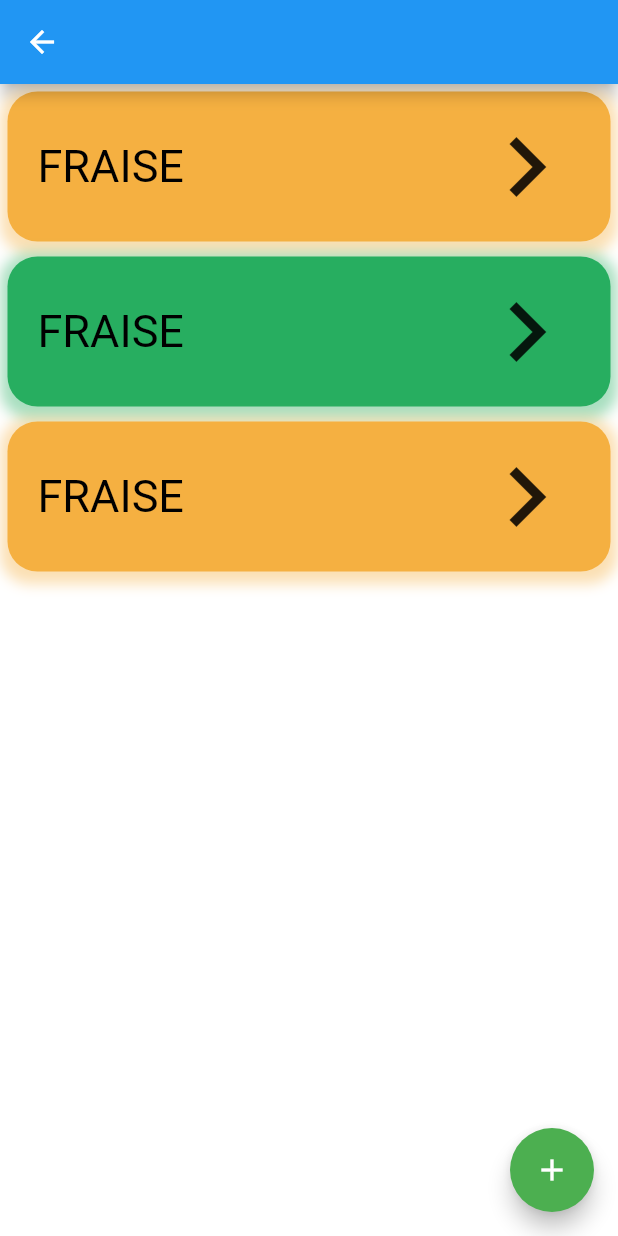
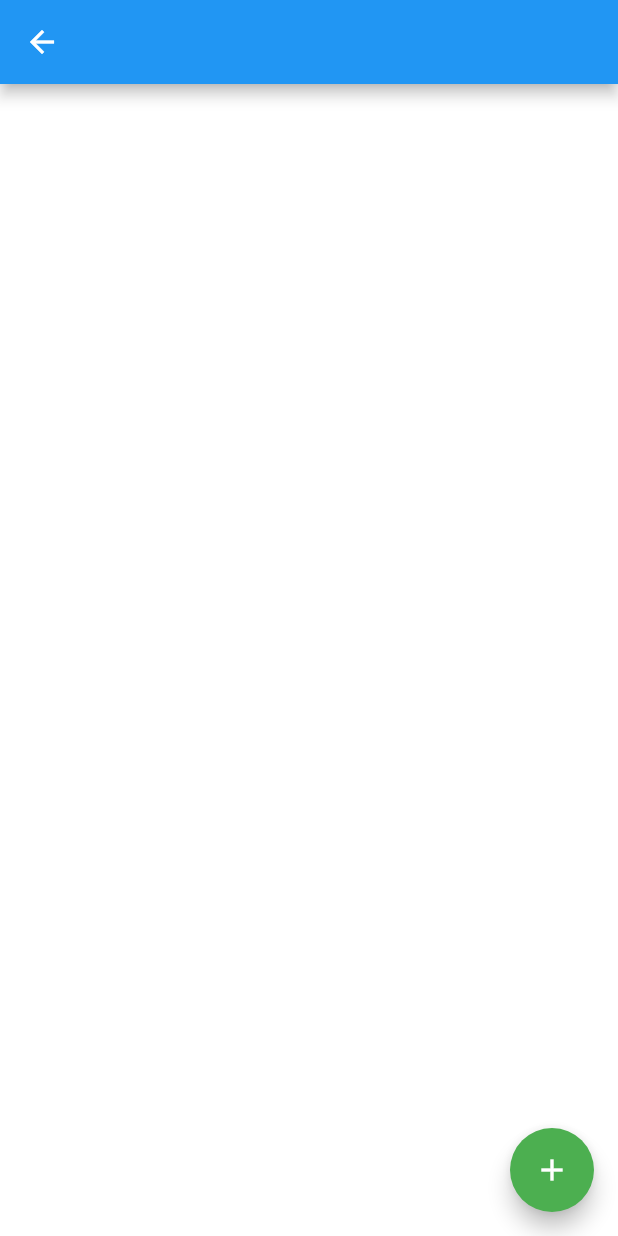
Before and after one commit to VasMaxence/Hackatown_TeamPitech, a Flutter app: the HomeGardenList screen opened directly, on a phone screen of 412 x 824 dp. Run offline on Flutter 3.47's test engine with Material 2 defaults, Android fonts, the phone set to English and light mode, and no system bars; our stand-ins replace cloud_firestore, firebase_auth, firebase_core, google_sign_in; accounts and stored records are empty.

Commit message:
[*] added callback fct to change last watering time, added list view builder

```diff
--- a/lib/home_list_garden.dart
+++ b/lib/home_list_garden.dart
@@ -12,13 +12,11 @@ class HomeGardenList extends StatefulWidget {
 
 class _HomeGardenListState extends State<HomeGardenList> {
 
-  List gardens = [1, 2, 3];
-
   final firestoreInstance = FirebaseFirestore.instance;
   String val = Data.Aliment[0];
 
   _HomeGardenListState() {
-    Database.loadGarden().then((_) => { print("done") });
+    Database.loadGarden().then((_) => (setState(() => print("setting state"))));
   }
 
   _showDialog() {
@@ -72,9 +70,9 @@ class _HomeGardenListState extends State<HomeGardenList> {
           color: Colors.white,
         ),
         child: ListView.builder(
-          itemCount: gardens.length,
+          itemCount: Database.gardens.length,
           itemBuilder: (BuildContext, int index) {
-            return _dataList("fraise", "30/12/01", 12, 10);
+            return _dataList(Database.gardens[index].data["name"], Database.gardens[index].data["last_watered"].toString(), Database.gardens[index].data["humidity"], Database.gardens[index].data["temperature"]);
           }
         )
 
@@ -92,6 +90,7 @@ class _HomeGardenListState extends State<HomeGardenList> {
         backgroundColor: Colors.green,
         onPressed: () {
           _showDialog();
+          Database.loadGarden().then((_) => (setState(() => print("setting state"))));
           },
         ),
       );
```
